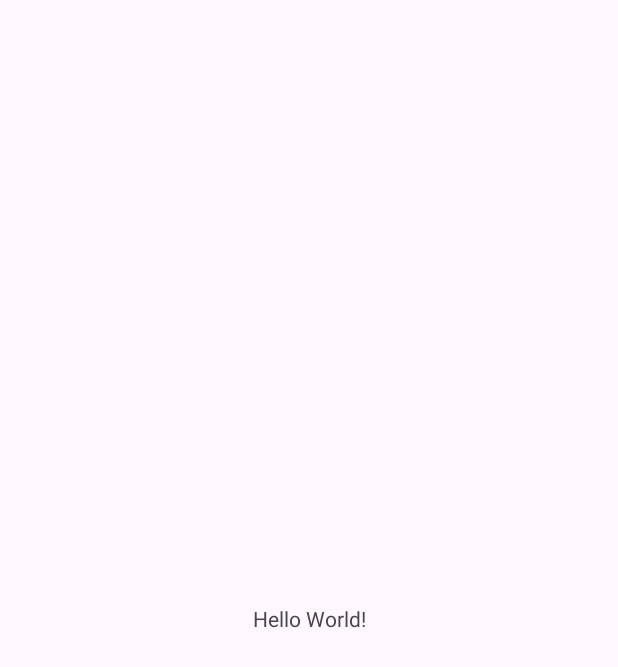
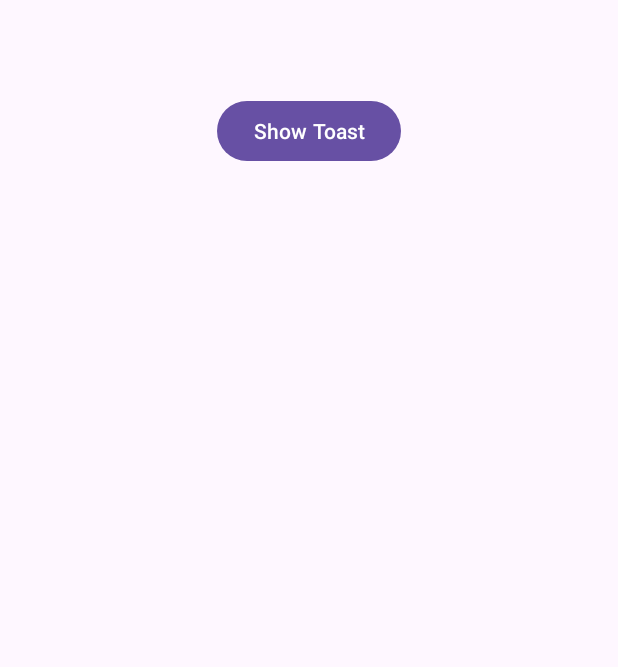
Before and after one commit to ChrisCode-design/Let-sChet, an Android app: the screen it shows after launch (MainActivity), on a phone screen of 412 x 824 dp. Before the commit the part shown is almost empty. Shown: the top 667 px of the screen. Run offline under Robolectric (Android 15) with nearby library versions, the phone set to English and light mode, and no system bars.

Commit message:
section-two

```diff
--- a/app/src/main/java/com/letschat/MainActivity.kt
+++ b/app/src/main/java/com/letschat/MainActivity.kt
@@ -1,12 +1,26 @@
 package com.letschat
 
 import android.os.Bundle
+import android.util.Log
+import android.widget.Button
+import android.widget.Toast
 import androidx.appcompat.app.AppCompatActivity
-
 
 class MainActivity :AppCompatActivity() {
     override fun onCreate(savedInstanceState: Bundle?) {
         super.onCreate(savedInstanceState)
         setContentView(R.layout.activity_main)
+
+        var btn1 =
+            findViewById<Button>(R.id.btnShowToast);
+        btn1.setOnClickListener {
+            //code
+            Log.i("MainActivity", "Button was clicked !")
+
+            Toast.makeText(this,"Button was clicked !", Toast.LENGTH_SHORT).show()
+        }
+
+
+
     }
 }
--- a/app/src/main/res/layout/activity_main.xml
+++ b/app/src/main/res/layout/activity_main.xml
@@ -1,6 +1,5 @@
 <?xml version="1.0" encoding="utf-8"?>
-<androidx.constraintlayout.widget.ConstraintLayout
-    xmlns:android="http://schemas.android.com/apk/res/android"
+<RelativeLayout xmlns:android="http://schemas.android.com/apk/res/android"
     xmlns:app="http://schemas.android.com/apk/res-auto"
     xmlns:tools="http://schemas.android.com/tools"
     android:id="@+id/main"
@@ -8,13 +7,12 @@
     android:layout_height="match_parent"
     tools:context=".MainActivity">
 
-    <TextView
+    <Button
+        android:id="@+id/btnShowToast"
         android:layout_width="wrap_content"
         android:layout_height="wrap_content"
-        android:text="Hello World!"
-        app:layout_constraintBottom_toBottomOf="parent"
-        app:layout_constraintEnd_toEndOf="parent"
-        app:layout_constraintStart_toStartOf="parent"
-        app:layout_constraintTop_toTopOf="parent" />
-
-</androidx.constraintlayout.widget.ConstraintLayout>
+        android:layout_alignParentTop="true"
+        android:layout_centerHorizontal="true"
+        android:layout_marginTop="63dp"
+        android:text="@string/show_toast"/>
+</RelativeLayout>
--- a/app/src/main/res/values/strings.xml
+++ b/app/src/main/res/values/strings.xml
@@ -1,3 +1,4 @@
 <resources>
     <string name="app_name">Let\'sChat</string>
+    <string name="show_toast">Show Toast</string>
 </resources>
```
